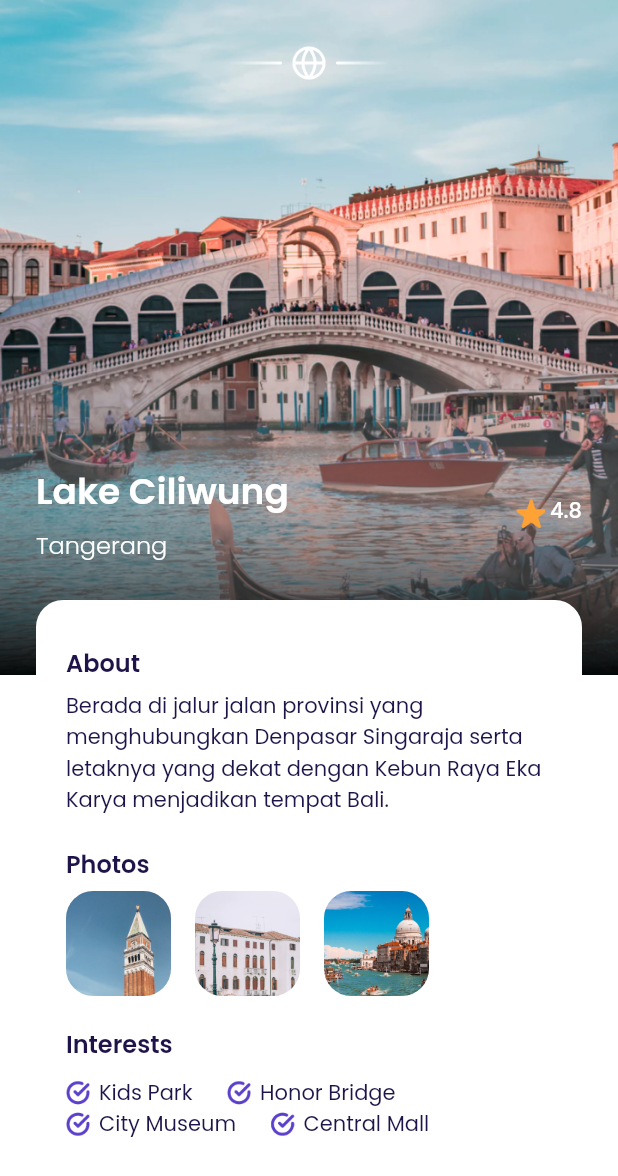
After one commit to fanicahyo7/Flutter_Airplane, a Flutter app: the MainPage screen opened by its route, after a tap on "4.8", on a phone screen of 412 x 824 dp. The commit adds this screen. Shown: the top 1176 px of the screen. Run offline on Flutter 3.47's test engine with Material 2 defaults, Android fonts, the phone set to English and light mode, and no system bars; our stand-ins replace google_fonts.

Commit message:
detail page interest

```diff
--- a/lib/main.dart
+++ b/lib/main.dart
@@ -1,5 +1,6 @@
 
 import 'package:bwa_airplane/ui/pages/Bonus_Page.dart';
+import 'package:bwa_airplane/ui/pages/Details_Page.dart';
 import 'package:bwa_airplane/ui/pages/GetStarted_Page.dart';
 import 'package:bwa_airplane/ui/pages/Main_Page.dart';
 import 'package:bwa_airplane/ui/pages/SignUp_page.dart';
@@ -23,6 +24,7 @@ class MyApp extends StatelessWidget {
         '/sign-up': (context) => SignUpPage(),
         '/bonus': (context) => BonusPage(),
         '/main': (context) => MainPage(),
+        '/detail': (context) => DetailPage(),
       },
     );
   }
--- /dev/null
+++ b/lib/ui/pages/Details_Page.dart
@@ -0,0 +1,209 @@
+import 'package:bwa_airplane/shared/theme.dart';
+import 'package:bwa_airplane/ui/widgets/custom_interest_item.dart';
+import 'package:bwa_airplane/ui/widgets/custom_item_photo.dart';
+import 'package:flutter/material.dart';
+
+class DetailPage extends StatelessWidget {
+  const DetailPage({Key? key}) : super(key: key);
+
+  @override
+  Widget build(BuildContext context) {
+    Widget backgroundHeader() {
+      return Container(
+        width: double.infinity,
+        height: 450,
+        decoration: BoxDecoration(
+            image: DecorationImage(
+                fit: BoxFit.cover,
+                image: AssetImage('assets/image_destination1.png'))),
+      );
+    }
+
+    Widget customShadow() {
+      return Container(
+        width: double.infinity,
+        height: 214,
+        margin: EdgeInsets.only(top: 236),
+        decoration: BoxDecoration(
+          gradient: LinearGradient(
+            begin: Alignment.topCenter,
+            end: Alignment.bottomCenter,
+            colors: [
+              kWhiteColor.withOpacity(0),
+              Colors.black.withOpacity(0.95),
+            ],
+          ),
+        ),
+      );
+    }
+
+    return Scaffold(
+      backgroundColor: kWhiteColor,
+      body: SafeArea(
+        child: Stack(
+          children: [
+            backgroundHeader(),
+            customShadow(),
+            Column(
+              children: [
+                Container(
+                  height: 24,
+                  width: 108,
+                  margin: EdgeInsets.only(top: 30),
+                  decoration: BoxDecoration(
+                      image: DecorationImage(
+                          image: AssetImage('assets/icon_emblem.png'))),
+                ),
+                Container(
+                  margin: EdgeInsets.only(
+                    left: defaultMargin,
+                    right: defaultMargin,
+                    top: 256,
+                  ),
+                  child: Row(
+                    children: [
+                      Expanded(
+                        child: Column(
+                          crossAxisAlignment: CrossAxisAlignment.start,
+                          children: [
+                            Text(
+                              'Lake Ciliwung',
+                              style: whiteTextStyle.copyWith(
+                                  fontWeight: semibold, fontSize: 24),
+                              overflow: TextOverflow.ellipsis,
+                            ),
+                            SizedBox(
+                              height: 5,
+                            ),
+                            Text(
+                              'Tangerang',
+                              style: whiteTextStyle.copyWith(
+                                  fontWeight: light, fontSize: 16),
+                              overflow: TextOverflow.ellipsis,
+                            )
+                          ],
+                        ),
+                      ),
+                      Row(
+                        mainAxisAlignment: MainAxisAlignment.center,
+                        crossAxisAlignment: CrossAxisAlignment.start,
+                        children: [
+                          Container(
+                            height: 24,
+                            width: 20,
+                            margin: EdgeInsets.only(right: 2),
+                            decoration: BoxDecoration(
+                                image: DecorationImage(
+                                    image: AssetImage('assets/icon_star.png'))),
+                          ),
+                          SizedBox(
+                            width: 1,
+                          ),
+                          Text(
+                            '4.8',
+                            style: whiteTextStyle.copyWith(fontWeight: medium),
+                          )
+                        ],
+                      ),
+                    ],
+                  ),
+                ),
+              ],
+            ),
+            Center(
+              child: Container(
+                margin: EdgeInsets.only(
+                    top: 400, left: defaultMargin, right: defaultMargin),
+                height: double.infinity,
+                width: double.infinity,
+                decoration: BoxDecoration(
+                    color: kWhiteColor,
+                    borderRadius: BorderRadius.only(
+                        topLeft: Radius.circular(18),
+                        topRight: Radius.circular(18))),
+                child: Column(
+                  // crossAxisAlignment: CrossAxisAlignment.start,
+                  children: [
+                    Container(
+                      margin: EdgeInsets.only(top: 30, left: 20, right: 20),
+                      child: Column(
+                        crossAxisAlignment: CrossAxisAlignment.start,
+                        children: [
+                          Text(
+                            'About',
+                            style: blackTextStyle.copyWith(
+                                fontSize: 16, fontWeight: semibold),
+                          ),
+                          SizedBox(
+                            height: 6,
+                          ),
+                          Text(
+                            'Berada di jalur jalan provinsi yang menghubungkan Denpasar Singaraja serta letaknya yang dekat dengan Kebun Raya Eka Karya menjadikan tempat Bali.',
+                            style: blackTextStyle.copyWith(),
+                          ),
+                          SizedBox(
+                            height: 20,
+                          ),
+                          Text(
+                            'Photos',
+                            style: blackTextStyle.copyWith(
+                                fontWeight: semibold, fontSize: 16),
+                          ),
+                          SizedBox(
+                            height: 6,
+                          ),
+                          Row(
+                            children: [
+                              CustomItemPhoto(
+                                imageUrl: 'assets/image_photo1.png',
+                              ),
+                              CustomItemPhoto(
+                                imageUrl: 'assets/image_photo2.png',
+                              ),
+                              CustomItemPhoto(
+                                imageUrl: 'assets/image_photo3.png',
+                              )
+                            ],
+                          ),
+                          SizedBox(
+                            height: 20,
+                          ),
+                          Text(
+                            'Interests',
+                            style: blackTextStyle.copyWith(
+                                fontSize: 16, fontWeight: semibold),
+                          ),
+                          SizedBox(
+                            height: 10,
+                          ),
+                          Row(
+                            children: [
+                              InterestItem(name: 'Kids Park'),
+                              SizedBox(
+                                width: 23,
+                              ),
+                              InterestItem(name: 'Honor Bridge')
+                            ],
+                          ),
+                          Row(
+                            children: [
+                              InterestItem(name: 'City Museum'),
+                              SizedBox(
+                                width: 23,
+                              ),
+                              InterestItem(name: 'Central Mall')
+                            ],
+                          )
+                        ],
+                      ),
+                    )
+                  ],
+                ),
+              ),
+            )
+          ],
+        ),
+      ),
+    );
+  }
+}
--- a/lib/ui/pages/Home_Page.dart
+++ b/lib/ui/pages/Home_Page.dart
@@ -62,30 +62,37 @@ class HomePage extends StatelessWidget {
                 city: 'Tangerang',
                 imageUrl: 'assets/image_destination1.png',
                 rating: 4.8,
+                onPressed: () {
+                  Navigator.pushNamed(context, '/detail');
+                },
               ),
               CustomDestinationCard(
                 name: 'White House',
                 city: 'Spain',
                 imageUrl: 'assets/image_destination2.png',
                 rating: 4.7,
+                onPressed: () {},
               ),
               CustomDestinationCard(
                 name: 'Hill Heyo',
                 city: 'Monaco',
                 imageUrl: 'assets/image_destination3.png',
                 rating: 4.8,
+                onPressed: () {},
               ),
               CustomDestinationCard(
                 name: 'Menarra',
                 city: 'Japan',
                 imageUrl: 'assets/image_destination4.png',
                 rating: 5.0,
+                onPressed: () {},
               ),
               CustomDestinationCard(
                 name: 'Payung Teduh',
                 city: 'Singapura',
                 imageUrl: 'assets/image_destination5.png',
                 rating: 4.8,
+                onPressed: () {},
               ),
             ],
           ),
@@ -125,7 +132,19 @@ class HomePage extends StatelessWidget {
               city: 'Italy',
               imageUrl: 'assets/image_destination8.png',
               rating: 4.8,
-            )
+            ),
+            CustomNewDestinationCard(
+              name: 'Payung Teduh',
+              city: 'Singapore',
+              imageUrl: 'assets/image_destination9.png',
+              rating: 4.5,
+            ),
+            CustomNewDestinationCard(
+              name: 'Hill Hey',
+              city: 'Monaco',
+              imageUrl: 'assets/image_destination10.png',
+              rating: 4.7,
+            ),
           ],
         ),
       );
--- a/lib/ui/widgets/custom_destination_card.dart
+++ b/lib/ui/widgets/custom_destination_card.dart
@@ -6,18 +6,22 @@ class CustomDestinationCard extends StatelessWidget {
   final String city;
   final String imageUrl;
   final double rating;
+  final Function() onPressed;
 
   const CustomDestinationCard(
       {Key? key,
       required this.name,
       required this.city,
       required this.imageUrl,
-      this.rating = 0.0})
+      this.rating = 0.0,
+      required this.onPressed})
       : super(key: key);
 
   @override
   Widget build(BuildContext context) {
-    return Container(
+    return GestureDetector(
+      onTap: onPressed,
+      child: Container(
         height: 323,
         width: 200,
         margin: EdgeInsets.only(left: defaultMargin),
@@ -35,8 +39,7 @@ class CustomDestinationCard extends StatelessWidget {
               margin: EdgeInsets.only(bottom: 20),
               decoration: BoxDecoration(
                   borderRadius: BorderRadius.circular(18),
-                image: DecorationImage(
-                    image: AssetImage(imageUrl))),
+                  image: DecorationImage(image: AssetImage(imageUrl))),
               child: Align(
                 alignment: Alignment.topRight,
                 child: Container(
@@ -91,6 +94,7 @@ class CustomDestinationCard extends StatelessWidget {
             ),
           ],
         ),
+      ),
     );
   }
 }
--- /dev/null
+++ b/lib/ui/widgets/custom_interest_item.dart
@@ -0,0 +1,29 @@
+import 'package:bwa_airplane/shared/theme.dart';
+import 'package:flutter/material.dart';
+
+class InterestItem extends StatelessWidget {
+  final String name;
+  const InterestItem({Key? key, required this.name}) : super(key: key);
+
+  @override
+  Widget build(BuildContext context) {
+    return Row(
+      children: [
+        Container(
+          height: 16,
+          width: 16,
+          margin: EdgeInsets.only(right: 6),
+          decoration: BoxDecoration(
+              image:
+                  DecorationImage(image: AssetImage('assets/icon_check.png'))),
+        ),
+        Container(
+          child: Text(
+            name,
+            style: blackTextStyle,
+          ),
+        )
+      ],
+    );
+  }
+}
--- /dev/null
+++ b/lib/ui/widgets/custom_item_photo.dart
@@ -0,0 +1,18 @@
+import 'package:flutter/material.dart';
+
+class CustomItemPhoto extends StatelessWidget {
+  final String imageUrl;
+  const CustomItemPhoto({Key? key, required this.imageUrl}) : super(key: key);
+
+  @override
+  Widget build(BuildContext context) {
+    return Container(
+      height: 70,
+      width: 70,
+      margin: EdgeInsets.only(right: 16),
+      decoration: BoxDecoration(
+          borderRadius: BorderRadius.circular(18),
+          image: DecorationImage(image: AssetImage(imageUrl))),
+    );
+  }
+}
```
Lines whose indentation alone changed are shown as unchanged.
